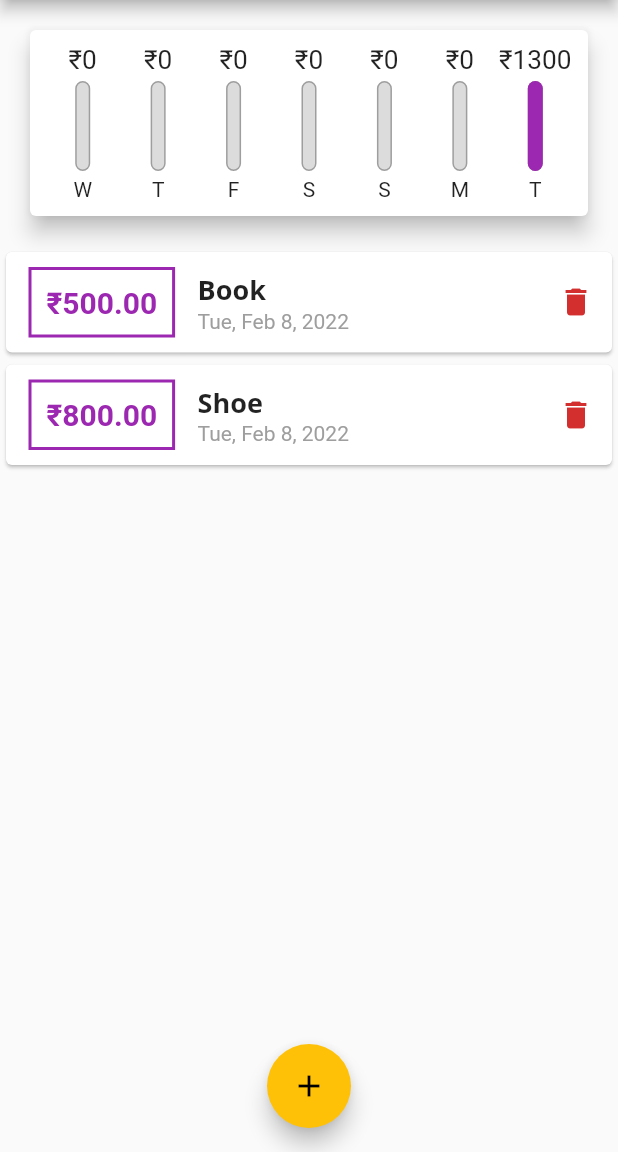
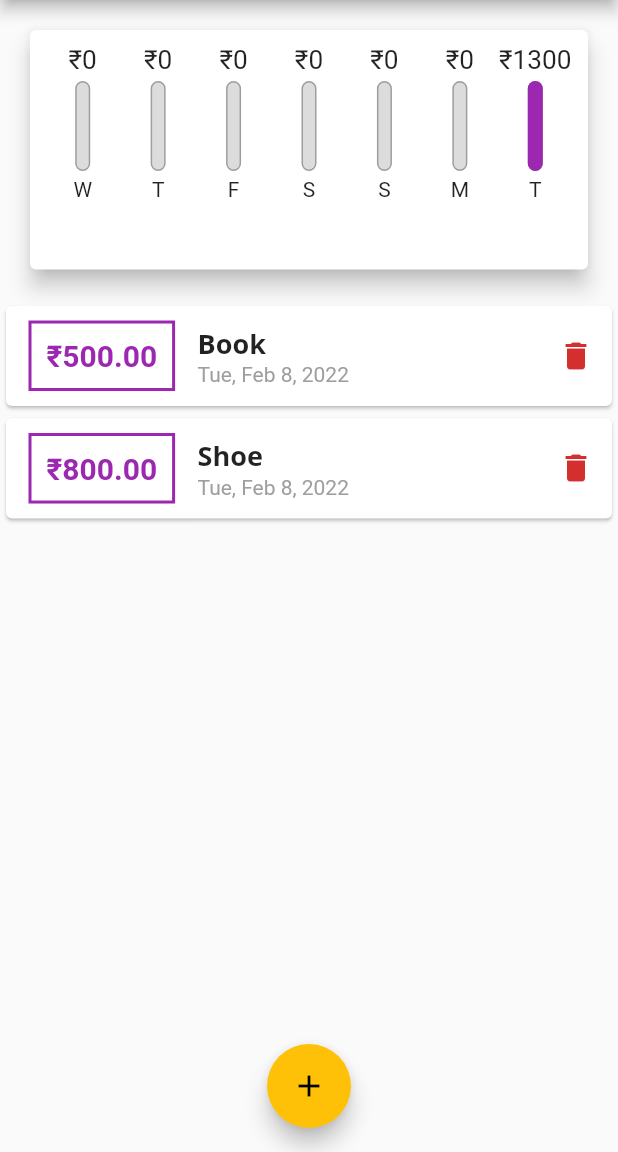
Before and after one commit to Mridul2820/expence-planner, a Flutter app: the screen it shows after launch, on a phone screen of 412 x 824 dp, the part 84-1236 px from its top. Run offline on Flutter 3.47's test engine with Material 2 defaults, Android fonts, the phone set to English and light mode, and no system bars.

Commit message:
responsive height

```diff
--- a/lib/main.dart
+++ b/lib/main.dart
@@ -103,24 +103,33 @@ class _MyHomePageState extends State<MyHomePage> {
 
   @override
   Widget build(BuildContext context) {
+    final appBar = AppBar(
+      title: Text('Personal Expenses'),
+      actions: <Widget>[
+        IconButton(
+          icon: Icon(Icons.add),
+          onPressed: () => _startAddNewTransaction(context),
+        ),
+      ],
+    );
     return Scaffold(
-      appBar: AppBar(
-        title: Text(
-          'Personal Expenses',
-          style: TextStyle(fontFamily: 'OpenSans'),
-        ),
-        actions: <Widget>[
-          IconButton(
-            icon: Icon(Icons.add),
-            onPressed: () => _startAddNewTransaction(context),
-          ),
-        ],
-      ),
+      appBar: appBar,
       body: SingleChildScrollView(
         child: Column(
           children: <Widget>[
-            Chart(_recentTransactions),
-            TransactionList(_userTransactions, _deleteTransaction),
+            Container(
+              height: (MediaQuery.of(context).size.height -
+                      appBar.preferredSize.height -
+                      MediaQuery.of(context).padding.top) *
+                  0.26,
+              child: Chart(_recentTransactions),
+            ),
+            Container(
+                height: (MediaQuery.of(context).size.height -
+                        appBar.preferredSize.height -
+                        MediaQuery.of(context).padding.top) *
+                    0.74,
+                child: TransactionList(_userTransactions, _deleteTransaction)),
           ],
         ),
       ),
--- a/lib/widgets/transaction_list.dart
+++ b/lib/widgets/transaction_list.dart
@@ -11,7 +11,6 @@ class TransactionList extends StatelessWidget {
   @override
   Widget build(BuildContext context) {
     return Container(
-      height: 400,
       child: transactions.isEmpty
           ? Column(
               children: <Widget>[
```
